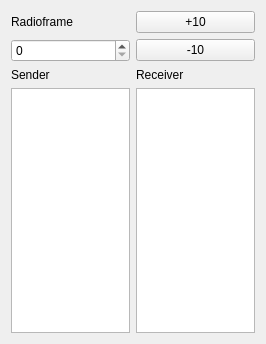
ComNets/openwns-wrowser, file ui/Widgets_TraceNavigation.ui: the form before one commit.
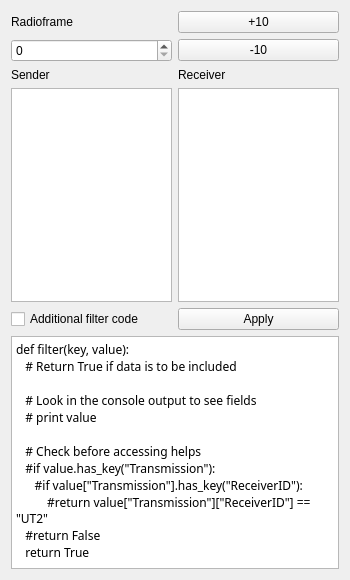
The form after the commit.

Commit message: Added custom filter for tracing

Diff of the .ui file:
```diff
--- a/ui/Widgets_TraceNavigation.ui
+++ b/ui/Widgets_TraceNavigation.ui
@@ -6,8 +6,8 @@
    <rect>
     <x>0</x>
     <y>0</y>
-    <width>266</width>
-    <height>344</height>
+    <width>350</width>
+    <height>580</height>
    </rect>
   </property>
   <property name="windowTitle">
@@ -78,6 +78,48 @@
      </item>
     </layout>
    </item>
+   <item>
+    <layout class="QHBoxLayout" name="horizontalLayout">
+     <item>
+      <widget class="QCheckBox" name="applyFilterCheckbox">
+       <property name="text">
+        <string>Additional filter code</string>
+       </property>
+      </widget>
+     </item>
+     <item>
+      <widget class="QPushButton" name="applyFilterButton">
+       <property name="text">
+        <string>Apply</string>
+       </property>
+      </widget>
+     </item>
+    </layout>
+   </item>
+   <item>
+    <widget class="QPlainTextEdit" name="customFilter">
+     <property name="font">
+      <font>
+       <family>Courier 10 Pitch</family>
+       <underline>false</underline>
+      </font>
+     </property>
+     <property name="plainText">
+      <string>def filter(key, value):
+   # Return True if data is to be included
+
+   # Look in the console output to see fields
+   # print value
+
+   # Check before accessing helps
+   #if value.has_key(&quot;Transmission&quot;):
+      #if value[&quot;Transmission&quot;].has_key(&quot;ReceiverID&quot;):
+          #return value[&quot;Transmission&quot;][&quot;ReceiverID&quot;] == &quot;UT2&quot;
+   #return False
+   return True</string>
+     </property>
+    </widget>
+   </item>
   </layout>
  </widget>
  <resources/>
```
The commit also changes 5 other files.
